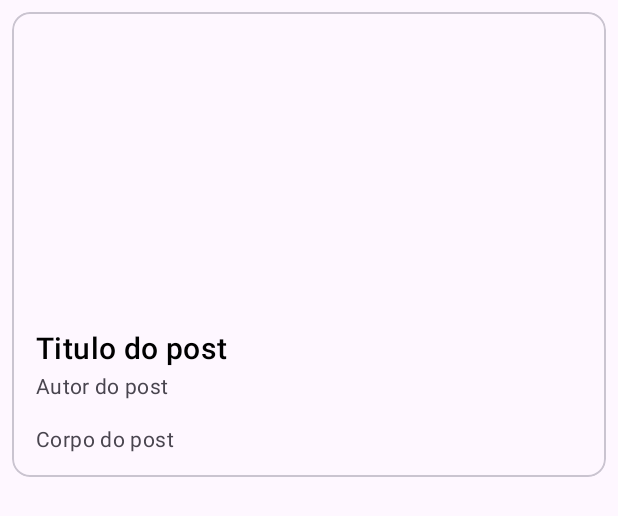
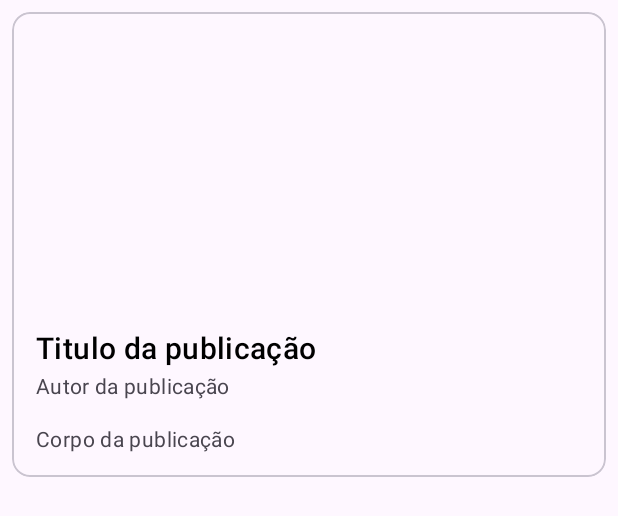
Before and after one commit to dgraca/Blog-Dam-App, an Android app: the layout fragment_post_detail.xml on its own in the app's theme, with its tools: preview values and no code run, on a phone screen of 412 x 824 dp. Shown: the top 516 px of the screen. Run offline under Robolectric (Android 15) with nearby library versions, the phone set to English and light mode, and no system bars.

Commit message:
Published URL and UX/UI changed
The URL is now the published one
The user when creating posts with large text can now scroll to see the buttons

```diff
--- a/app/src/main/java/com/danielgraca/blog_dam_app/retrofit/RetrofitInitializer.kt
+++ b/app/src/main/java/com/danielgraca/blog_dam_app/retrofit/RetrofitInitializer.kt
@@ -24,7 +24,7 @@ class RetrofitInitializer {
      * Create a Retrofit instance
      */
     private val retrofit: Retrofit? = Retrofit.Builder()
-        .baseUrl("https://wildly-precious-jaguar.ngrok-free.app/")
+        .baseUrl("https://damblog.danielgraca.com/")
         .addConverterFactory(GsonConverterFactory.create(gson))
         .build()
 
--- a/app/src/main/java/com/danielgraca/blog_dam_app/ui/fragment/PostsFragment.kt
+++ b/app/src/main/java/com/danielgraca/blog_dam_app/ui/fragment/PostsFragment.kt
@@ -107,6 +107,7 @@ class PostsFragment : Fragment() {
             override fun onResponse(call: Call<PostListResponse?>, response: Response<PostListResponse?>) {
                 if (response.isSuccessful) {
                     if (response.body()?.data.isNullOrEmpty()) {
+                        hideSpinner()
                         return
                     }
 
--- a/app/src/main/res/layout/fragment_post_form.xml
+++ b/app/src/main/res/layout/fragment_post_form.xml
@@ -1,6 +1,9 @@
 <?xml version="1.0" encoding="utf-8"?>
-<RelativeLayout xmlns:android="http://schemas.android.com/apk/res/android"
+<ScrollView xmlns:android="http://schemas.android.com/apk/res/android"
     xmlns:app="http://schemas.android.com/apk/res-auto"
+    android:layout_width="match_parent"
+    android:layout_height="match_parent">
+    <RelativeLayout
         android:id="@+id/ConstraintLayout"
         android:layout_width="match_parent"
         android:layout_height="match_parent">
@@ -106,3 +109,4 @@
         </RelativeLayout>
 
     </RelativeLayout>
+</ScrollView>
--- a/app/src/main/res/values/post.xml
+++ b/app/src/main/res/values/post.xml
@@ -1,11 +1,11 @@
 <?xml version="1.0" encoding="utf-8"?>
 <resources>
-    <string name="post_image_description">descricao da img</string>
-    <string name="post_title">Titulo do post</string>
-    <string name="post_author_name">Autor do post</string>
-    <string name="post_body">Corpo do post</string>
+    <string name="post_image_description">Descrição da imagem</string>
+    <string name="post_title">Titulo da publicação</string>
+    <string name="post_author_name">Autor da publicação</string>
+    <string name="post_body">Corpo da publicação</string>
     <string name="post_create">Criar publicação</string>
-    <string name="no_posts">Sem posts para mostrar</string>
+    <string name="no_posts">Sem publicações para mostrar</string>
     <string name="create_post">Criar publicação</string>
     <string name="take_picture">Tirar fotografia</string>
     <string name="content">Conteúdo</string>
```
Lines whose indentation alone changed are shown as unchanged.
